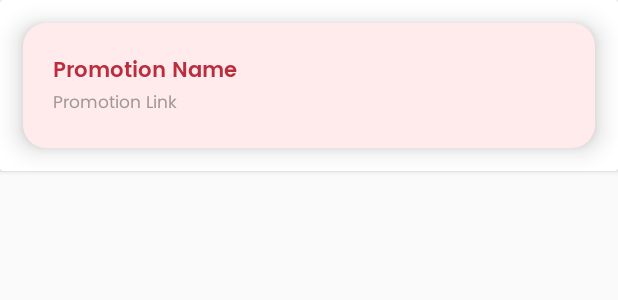
After one commit to gloriayoland/ForBeautySake, an Android app: the layout rv_promotion_item.xml on its own in the app's theme, with its tools: preview values and no code run, on a phone screen of 412 x 824 dp. The commit adds this screen. Shown: the top 300 px of the screen. Run offline under Robolectric (Android 15) with nearby library versions, the phone set to English and light mode, and no system bars.

```diff
--- a/app/src/main/java/com/example/forbeautysake/model/promotionModel.java
+++ b/app/src/main/java/com/example/forbeautysake/model/promotionModel.java
@@ -20,6 +20,10 @@ public class promotionModel {
         this.row_promotionLink = row_promotionLink;
     }
 
+    public void setKey(String key) {
+        this.key = key;
+    }
+
     public String getKey() {
         return key;
     }
--- /dev/null
+++ b/app/src/main/res/layout/rv_promotion_item.xml
@@ -0,0 +1,36 @@
+<?xml version="1.0" encoding="utf-8"?>
+    <androidx.cardview.widget.CardView
+        xmlns:android="http://schemas.android.com/apk/res/android"
+        android:layout_width="match_parent"
+        android:layout_height="wrap_content"
+        >
+
+        <LinearLayout
+            android:layout_width="match_parent"
+            android:layout_height="wrap_content"
+            android:background="@drawable/rv_shape"
+            android:orientation="vertical"
+            android:layout_margin="15dp"
+            android:padding="20dp"
+            android:elevation="10dp">
+
+            <TextView
+                android:id="@+id/text_promotionName"
+                android:layout_width="wrap_content"
+                android:layout_height="wrap_content"
+                android:fontFamily="@font/poppins_semibold"
+                android:text="Promotion Name"
+                android:textColor="#BC2C3D"
+                android:textSize="14sp" />
+
+            <TextView
+                android:id="@+id/text_promotionLink"
+                android:layout_width="wrap_content"
+                android:layout_height="wrap_content"
+                android:fontFamily="@font/poppins"
+                android:text="Promotion Link"
+                android:textColor="#A09696"
+                android:textSize="11sp" />
+
+        </LinearLayout>
+    </androidx.cardview.widget.CardView>
```
Also changed, not shown: app/src/main/java/com/example/forbeautysake/Adapter/PromotionRVAdapter.java (added, +68 -0 lines), app/src/main/java/com/example/forbeautysake/nav_fragment/HomeFragment.java (+71 -0 lines), app/src/main/res/layout/fragment_home.xml (+7 -0 lines).
